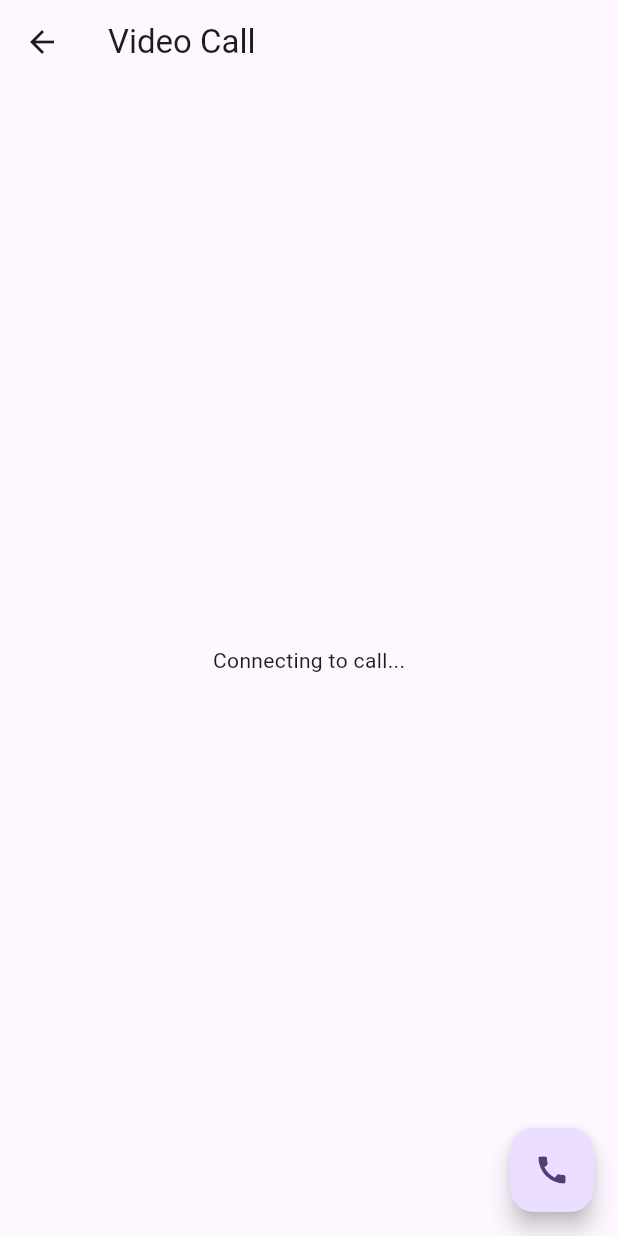
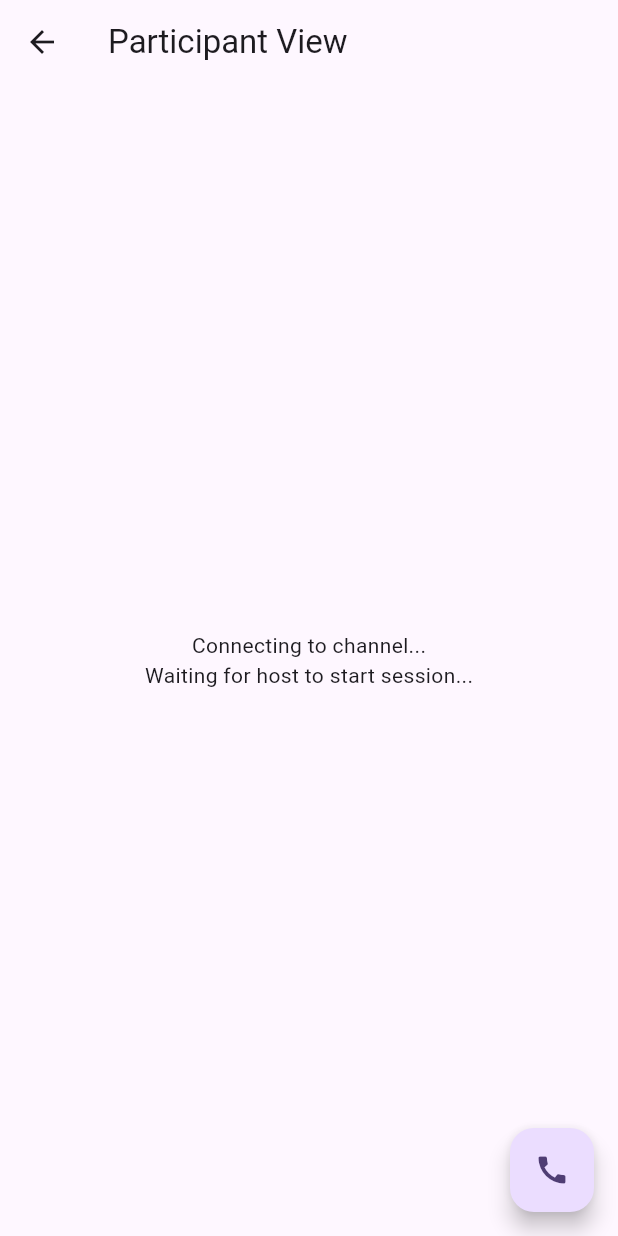
Before and after one commit to TOTPLATFORM/agora_app, a Flutter app: the screen it shows after launch, after a tap on "Start Video Call", on a phone screen of 412 x 824 dp. Run offline on Flutter 3.47's test engine with Material 3 defaults, Android fonts, the phone set to English and light mode, and no system bars; our stand-ins replace equatable, flutter_bloc, permission_handler; missing offline and left inert: agora_rtc_engine, agora_rtm.

Commit message:
make_user_who_create_or_cancel_session

```diff
--- a/lib/main.dart
+++ b/lib/main.dart
@@ -87,10 +87,7 @@ class _HomeScreenState extends State<HomeScreen> {
         builder:
             (context) =>
             //VideoCallTest(),
-            VideoCallPage(
-              //isHost: _isHost
-              userId: "test_user_123",
-            ),
+            VideoCallPage(isHost: false, userId: "test_user_123"),
       ),
     );
   }
--- a/lib/video_call_sreen.dart
+++ b/lib/video_call_sreen.dart
@@ -13,7 +13,8 @@ import 'widget/custom_update_remote_view.dart';
 
 class VideoCallPage extends StatefulWidget {
   final String userId;
-  const VideoCallPage({super.key, required this.userId});
+  final bool isHost; // Add this to distinguish between host and participant
+  const VideoCallPage({super.key, required this.userId, required this.isHost});
 
   @override
   _VideoCallPageState createState() => _VideoCallPageState();
@@ -27,6 +28,7 @@ class _VideoCallPageState extends State<VideoCallPage> {
   bool _isCameraOn = true;
   bool _isSpeakerOn = true;
   bool _isFrontCamera = true;
+  bool _isSessionActive = false; // Track if session is active
   late RtcEngine _engine;
   RtmClient? _rtmClient;
   bool _isRtmConnected = false;
@@ -37,17 +39,24 @@ class _VideoCallPageState extends State<VideoCallPage> {
     super.initState();
     initAgora();
     VidoCallHandler(_engine).requestPermissions();
+
+    // Only initialize as host immediately if this is the host
+    if (widget.isHost) {
+      _initializeAsHost();
+    }
   }
 
   Future<void> initAgora() async {
     _engine = createAgoraRtcEngine();
     await _engine.initialize(RtcEngineContext(appId: AppConstant.appId));
-    _initializeAsParticipant();
 
     _engine.registerEventHandler(
       RtcEngineEventHandler(
         onJoinChannelSuccess: (RtcConnection connection, int elapsed) {
           setState(() => _isJoined = true);
+          if (widget.isHost) {
+            setState(() => _isSessionActive = true);
+          }
           _joinRtmChannel();
         },
         onUserJoined: (RtcConnection connection, int remoteUid, int elapsed) {
@@ -82,7 +91,6 @@ class _VideoCallPageState extends State<VideoCallPage> {
       await _engine.setChannelProfile(
         ChannelProfileType.channelProfileLiveBroadcasting,
       );
-      await _engine.setClientRole(role: ClientRoleType.clientRoleBroadcaster);
     }
     await _engine.setVideoEncoderConfiguration(
       const VideoEncoderConfiguration(
@@ -92,6 +100,33 @@ class _VideoCallPageState extends State<VideoCallPage> {
       ),
     );
     await _engine.startPreview();
+  }
+
+  Future<void> _initializeAsHost() async {
+    try {
+      final (status, client) = await RTM(
+        AppConstant.appId,
+        widget.userId,
+        config: RtmConfig(),
+      );
+      if (status.error) throw Exception(status.reason);
+
+      _rtmClient = client;
+      await _rtmClient!.login(AppConstant.token);
+
+      // Set client role as broadcaster for host
+      await _engine.setClientRole(role: ClientRoleType.clientRoleBroadcaster);
+
+      await _engine.joinChannel(
+        token: AppConstant.token,
+        channelId: AppConstant.channelName,
+        uid: 0,
+        options: const ChannelMediaOptions(),
+      );
+    } catch (e) {
+      log('Host initialization failed: $e');
+      if (mounted) Navigator.pop(context);
+    }
   }
 
   Future<void> _initializeAsParticipant() async {
@@ -105,6 +140,10 @@ class _VideoCallPageState extends State<VideoCallPage> {
 
       _rtmClient = client;
       await _rtmClient!.login(AppConstant.token);
+
+      // Set client role as audience initially
+      await _engine.setClientRole(role: ClientRoleType.clientRoleAudience);
+
       await _engine.joinChannel(
         token: AppConstant.token,
         channelId: AppConstant.channelName,
@@ -117,6 +156,36 @@ class _VideoCallPageState extends State<VideoCallPage> {
     }
   }
 
+  Future<void> startSession() async {
+    if (!widget.isHost) return;
+
+    try {
+      // Switch to broadcaster role
+      await _engine.setClientRole(role: ClientRoleType.clientRoleBroadcaster);
+      setState(() => _isSessionActive = true);
+
+      // Notify participants via RTM that session has started
+      await _rtmClient?.publish(AppConstant.channelName, 'SESSION_START');
+    } catch (e) {
+      log('Error starting session: $e');
+    }
+  }
+
+  Future<void> endSession() async {
+    if (!widget.isHost) return;
+
+    try {
+      // Notify participants via RTM that session is ending
+      await _rtmClient?.publish(AppConstant.channelName, 'SESSION_END');
+
+      // Switch to audience role
+      await _engine.setClientRole(role: ClientRoleType.clientRoleAudience);
+      setState(() => _isSessionActive = false);
+    } catch (e) {
+      log('Error ending session: $e');
+    }
+  }
+
   Future<void> _joinRtmChannel() async {
     try {
       final (subscribeStatus, _) = await _rtmClient!.subscribe(
@@ -126,6 +195,21 @@ class _VideoCallPageState extends State<VideoCallPage> {
         log('RTM subscribe failed: ${subscribeStatus.reason}');
         return;
       }
+
+      // _rtmMessageSubscription = _rtmClient?.onMessageReceived?.listen((
+      //   message,
+      // ) {
+      //   if (message.channelId == AppConstant.channelName) {
+      //     if (message.message == 'SESSION_START' && !widget.isHost) {
+
+      //       _engine.setClientRole(role: ClientRoleType.clientRoleBroadcaster);
+      //     } else if (message.message == 'SESSION_END' && !widget.isHost) {
+
+      //       _engine.setClientRole(role: ClientRoleType.clientRoleAudience);
+      //     }
+      //   }
+      // });
+
       setState(() => _isRtmConnected = true);
     } catch (e) {
       log('RTM channel subscription error: $e');
@@ -170,7 +254,9 @@ class _VideoCallPageState extends State<VideoCallPage> {
         builder: (context, state) {
           final cubit = context.read<VideoCubit>();
           return Scaffold(
-            appBar: AppBar(title: const Text('Video Call')),
+            appBar: AppBar(
+              title: Text(widget.isHost ? 'Host View' : 'Participant View'),
+            ),
             body: _buildMainContent(cubit),
             floatingActionButton: _buildFloatingActionButton(),
           );
@@ -188,20 +274,42 @@ class _VideoCallPageState extends State<VideoCallPage> {
 
   Widget _buildMainContent(VideoCubit cubit) {
     if (!_isJoined) {
-      return const Center(child: Text('Connecting to call...'));
+      return Center(
+        child: Column(
+          mainAxisAlignment: MainAxisAlignment.center,
+          children: [
+            const Text('Connecting to channel...'),
+            if (!widget.isHost)
+              const Text('Waiting for host to start session...'),
+          ],
+        ),
+      );
     }
 
     return Stack(
       children: [
         _remoteUids.isEmpty
-            ? const Center(child: Text('Connected to call'))
+            ? Center(
+              child: Column(
+                mainAxisAlignment: MainAxisAlignment.center,
+                children: [
+                  if (widget.isHost && !_isSessionActive)
+                    ElevatedButton(
+                      onPressed: startSession,
+                      child: const Text('Start Session'),
+                    )
+                  else if (!widget.isHost)
+                    const Text('Waiting for host to start session...'),
+                ],
+              ),
+            )
             : GridView.count(
               crossAxisCount: VidoCallHandler(
                 _engine,
               ).calculateGridCount(_remoteUids),
               children: _remoteViews,
             ),
-        if (_isCameraOn && _isJoined)
+        if (_isCameraOn && _isJoined && _isSessionActive)
           Positioned(
             top: 20,
             right: 20,
@@ -222,9 +330,11 @@ class _VideoCallPageState extends State<VideoCallPage> {
           right: 0,
           child: Column(
             children: [
+              if (_isSessionActive || widget.isHost) ...[
                 Row(
                   mainAxisAlignment: MainAxisAlignment.spaceEvenly,
                   children: [
+                    if (_isSessionActive) ...[
                       CircleAvatar(
                         radius: 25,
                         backgroundColor: _isMicOn ? Colors.blue : Colors.red,
@@ -259,13 +369,17 @@ class _VideoCallPageState extends State<VideoCallPage> {
                           color: Colors.white,
                           onPressed: () {
                             setState(() => _isFrontCamera = !_isFrontCamera);
-                        cubit.toggleCameraDirection(_isFrontCamera, _engine);
+                            cubit.toggleCameraDirection(
+                              _isFrontCamera,
+                              _engine,
+                            );
                           },
                         ),
                       ),
                       CircleAvatar(
                         radius: 25,
-                    backgroundColor: _isSpeakerOn ? Colors.blue : Colors.grey,
+                        backgroundColor:
+                            _isSpeakerOn ? Colors.blue : Colors.grey,
                         child: IconButton(
                           icon: const Icon(Icons.volume_up),
                           color: Colors.white,
@@ -276,8 +390,29 @@ class _VideoCallPageState extends State<VideoCallPage> {
                         ),
                       ),
                     ],
+                    if (widget.isHost)
+                      CircleAvatar(
+                        radius: 25,
+                        backgroundColor:
+                            _isSessionActive ? Colors.red : Colors.green,
+                        child: IconButton(
+                          icon: Icon(
+                            _isSessionActive ? Icons.stop : Icons.play_arrow,
+                          ),
+                          color: Colors.white,
+                          onPressed: () {
+                            if (_isSessionActive) {
+                              endSession();
+                            } else {
+                              startSession();
+                            }
+                          },
+                        ),
+                      ),
+                  ],
                 ),
                 const SizedBox(height: 16),
+              ],
               CircleAvatar(
                 radius: 25,
                 backgroundColor: Colors.red,
@@ -295,7 +430,7 @@ class _VideoCallPageState extends State<VideoCallPage> {
   }
 
   Widget _buildFloatingActionButton() {
-    if (!_isJoined) {
+    if (!_isJoined && !widget.isHost) {
       return FloatingActionButton(
         onPressed: _initializeAsParticipant,
         child: const Icon(Icons.call),
```
Lines whose indentation alone changed are shown as unchanged.
